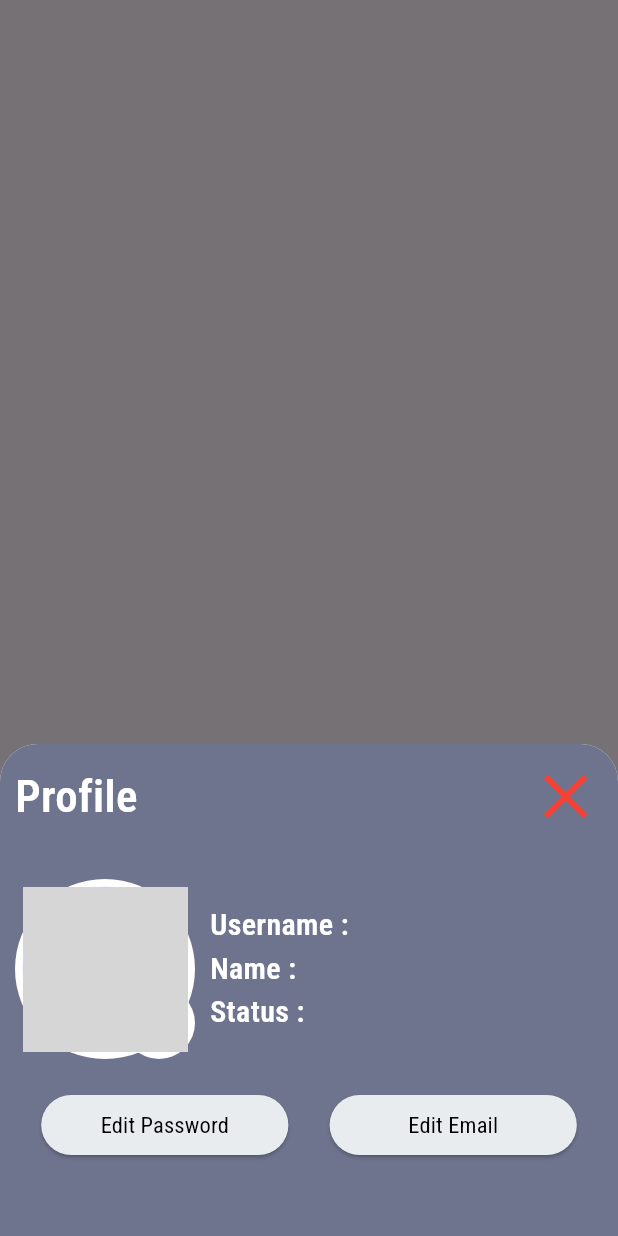
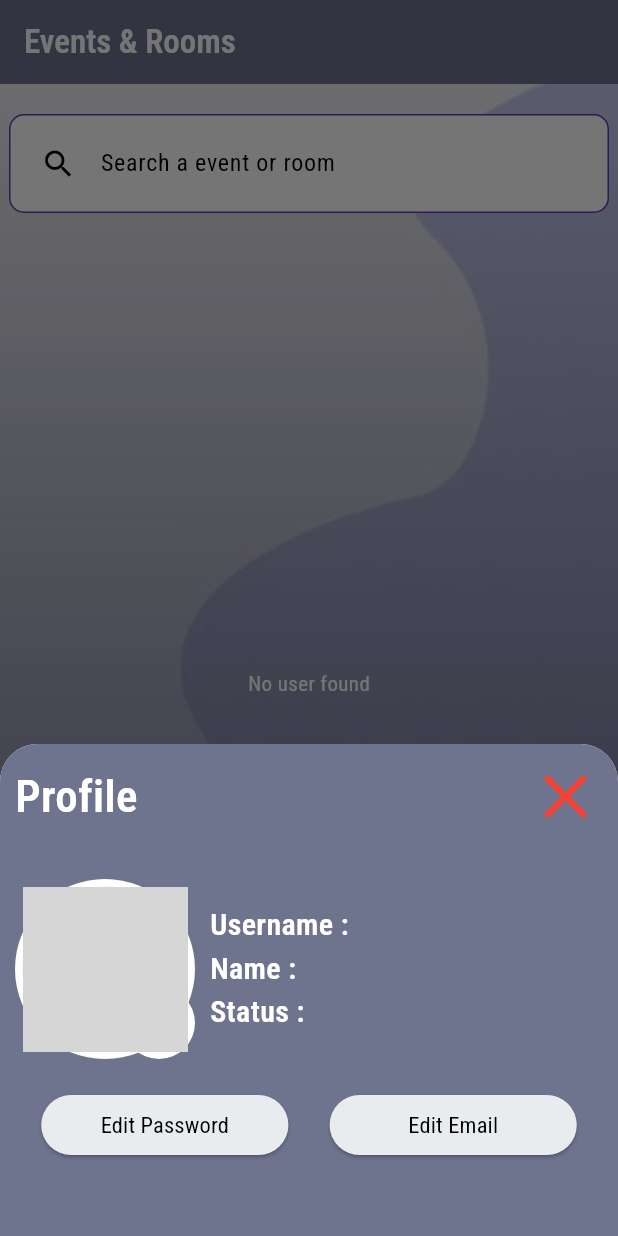
Before and after one commit to WenDEVLIFE/Flutter_QR_Attendace_System, a Flutter app: the Maincontroller screen opened directly with empty values, item 2 of the bottom bar chosen, on a phone screen of 412 x 824 dp. Run offline on Flutter 3.47's test engine with Material 3 defaults, Android fonts, the phone set to English and light mode, and no system bars; drawn by our look-alikes of curved_navigation_bar, flutter_speed_dial; our stand-ins replace cached_network_image, cloud_firestore, firebase_core, firebase_storage, flutter_map, fluttertoast and 11 more; missing offline and left inert: bcrypt, google_ml_kit, mailer, qr_code_scanner; accounts and stored records are empty; grey boxes are pictures that could not be loaded.

Commit message:
Change the image of the MapScreen and added  Ui for the EventScreen.dart 👾👾

```diff
--- a/lib/Component/MainController.dart
+++ b/lib/Component/MainController.dart
@@ -1,3 +1,4 @@
+import 'package:attendance_qr_system/Screens/EventScreen.dart';
 import 'package:flutter/material.dart';
 import 'package:curved_navigation_bar/curved_navigation_bar.dart';
 import 'package:font_awesome_flutter/font_awesome_flutter.dart';
@@ -77,7 +78,7 @@ class _MaincontrollerState extends State<Maincontroller> {
       ];
     } else {
       items = [
-        _buildNavItem(0, Icons.qr_code),
+        _buildNavItem(0, Icons.event),
         _buildNavItem(1, Icons.settings),
         _buildNavItem(2, Icons.qr_code_scanner),
         _buildNavItem(3, FontAwesomeIcons.powerOff),
@@ -97,7 +98,7 @@ class _MaincontrollerState extends State<Maincontroller> {
       ];
     } else {
       pages = [
-        Container(), // we will put the event page here
+        const EventScreen(),
         Container(), // Automatically select this for Student
         const QrScanner(),
         Container(), // Placeholder for settings page
--- a/lib/Screens/EventScreen.dart
+++ b/lib/Screens/EventScreen.dart
@@ -0,0 +1,215 @@
+import 'package:flutter/cupertino.dart';
+import 'package:flutter/material.dart';
+import 'package:flutter_speed_dial/flutter_speed_dial.dart';
+import 'package:fluttertoast/fluttertoast.dart';
+import 'package:font_awesome_flutter/font_awesome_flutter.dart';
+import 'package:go_router/go_router.dart';
+
+import '../DatabaseController/DeleteFirebase.dart';
+import '../DatabaseController/RetrieveController.dart';
+import '../model/UserDataModel.dart';
+
+class EventScreen extends StatefulWidget {
+
+  const EventScreen({super.key});
+
+  @override
+  EventState createState() => EventState();
+}
+
+class EventState extends State<EventScreen> {
+  List<UserDataModel> _users = [];
+  List<UserDataModel> _filteredUsers = [];
+  final TextEditingController _searchController = TextEditingController();
+  final RetrieveController _retrieveController = RetrieveController();
+  bool _isloading = true;
+  @override
+  void dispose() {
+    _searchController.removeListener(_filterUsers);
+    _searchController.dispose();
+    super.dispose();
+  }
+
+  // Filter the user
+  void _filterUsers() {
+    final query = _searchController.text.toLowerCase();
+    setState(() {
+      _filteredUsers = _users.where((user) {
+        return user.username.toLowerCase().contains(query);
+      }).toList();
+    });
+  }
+
+  // Fetch the user
+  Future<void> _fetchUsers() async {
+    List<UserDataModel> users = await _retrieveController.fetchUser();
+    setState(() {
+      _users = users;
+      _filteredUsers = users;
+      _isloading = false;
+    });
+  }
+
+  @override
+  void initState() {
+    super.initState();
+    _fetchUsers();
+    _searchController.addListener(_filterUsers);
+  }
+
+
+  void _showToast(String message, Color backgroundColor) {
+    Fluttertoast.showToast(
+      msg: message,
+      toastLength: Toast.LENGTH_SHORT,
+      gravity: ToastGravity.BOTTOM,
+      timeInSecForIosWeb: 1,
+      backgroundColor: backgroundColor,
+      textColor: Colors.white,
+      fontSize: 16.0,
+    );
+  }
+
+  @override
+  Widget build(BuildContext context) {
+    return WillPopScope(
+      onWillPop: () async {
+        // Prevent going back to the main page
+        return false;
+      },
+      child: Scaffold(
+        appBar: AppBar(
+          title: const Text(
+            'Events & Rooms',
+            style: TextStyle(
+              color: Colors.white,
+              fontFamily: 'Roboto',
+              fontWeight: FontWeight.w600,
+            ),
+          ),
+          automaticallyImplyLeading: false,
+          backgroundColor: const Color(0xFF6E738E),
+        ),
+        body: Container(
+          decoration: const BoxDecoration(
+            image: DecorationImage(
+              image: AssetImage('Assets/bg1.jpg'),
+              fit: BoxFit.cover,
+            ),
+          ),
+          child: Stack(
+            children: [
+              Column(
+                children: [
+                  const SizedBox(height: 20),
+                  Container(
+                    padding: const EdgeInsets.all(8.0),
+                    width: 400, // Adjust the width as needed
+                    decoration: BoxDecoration(
+                      color: Colors.white, // Background color of the TextField
+                      borderRadius: BorderRadius.circular(10),
+                      border: Border.all(color: Colors.deepPurple), // Border color
+                    ),
+                    child: TextField(
+                      style: const TextStyle(color: Colors.black, fontFamily: 'Roboto', fontWeight: FontWeight.w600),
+                      controller: _searchController,
+                      decoration: const InputDecoration(
+                        labelText: 'Search a event or room',
+                        prefixIcon: Icon(Icons.search, color: Colors.black),
+                        labelStyle: TextStyle(color: Colors.black),
+                        contentPadding: EdgeInsets.symmetric(horizontal: 10),
+                        enabledBorder: UnderlineInputBorder(
+                          borderSide: BorderSide(color: Colors.transparent),
+                        ),
+                        focusedBorder: UnderlineInputBorder(
+                          borderSide: BorderSide(color: Colors.transparent),
+                        ),
+                        errorBorder: UnderlineInputBorder(
+                          borderSide: BorderSide(color: Colors.transparent),
+                        ),
+                      ),
+                    ),
+                  ),
+                  const SizedBox(height: 20),
+                  Expanded(
+                    child: _isloading
+                        ? const Center(child: CircularProgressIndicator(backgroundColor: Colors.white))
+                        : _filteredUsers.isEmpty
+                        ? const Center(child: Text('No user found', style: TextStyle(color: Colors.white, fontFamily: 'Roboto')))
+                        : ListView.builder(
+                      itemCount: _filteredUsers.length,
+                      itemBuilder: (context, index) {
+                        final user = _filteredUsers[index];
+                        return Container(
+                          margin: const EdgeInsets.symmetric(vertical: 5, horizontal: 10),
+                          padding: const EdgeInsets.all(10),
+                          decoration: BoxDecoration(
+                            color: Colors.white,
+                            borderRadius: BorderRadius.circular(10),
+                          ),
+                          child: ListTile(
+                            leading: const Icon(Icons.person, color: Colors.black, size: 64),
+                            title: Text(
+                              'Username: ${user.username}',
+                              style: const TextStyle(
+                                color: Colors.black,
+                                fontFamily: 'Roboto',
+                              ),
+                            ),
+                            subtitle: Text(
+                              'Status: ${user.status}',
+                              style: const TextStyle(
+                                color: Colors.black,
+                                fontFamily: 'Roboto',
+                              ),
+                            ),
+                            trailing: IconButton(
+                              icon: const Icon(Icons.delete, color: Colors.red),
+                              onPressed: () {
+                                DeleteFirebase().DeleteUser(user.id, _fetchUsers, _showToast, "username");
+                              },
+                            ),
+                          ),
+                        );
+                      },
+                    ),
+                  ),
+                ],
+              ),
+              Align(
+                alignment: Alignment.bottomRight,
+                child: Padding(
+                  padding: const EdgeInsets.all(16.0),
+                  child: SpeedDial(
+                    icon: Icons.edit,
+                    activeIcon: Icons.close,
+                    iconTheme: const IconThemeData(color: Colors.white),
+                    backgroundColor: const Color(0xFF6E738E),
+                    children: [
+                      SpeedDialChild(
+                        child: const FaIcon(FontAwesomeIcons.userTie, color: Colors.white),
+                        backgroundColor: const Color(0xFF6E738E),
+                        label: 'Add Admin',
+                        onTap: () {
+                          context.push('/CreateUser');
+                        },
+                      ),
+                      SpeedDialChild(
+                        child: const FaIcon(FontAwesomeIcons.chalkboardTeacher, color: Colors.white),
+                        backgroundColor: const Color(0xFF6E738E),
+                        label: 'Add Teacher',
+                        onTap: () {
+                          context.push('/CreateUser');
+                        },
+                      ),
+                    ],
+                  ),
+                ),
+              ),
+            ],
+          ),
+        ),
+      ),
+    );
+  }
+}
--- a/lib/Screens/MapScreen.dart
+++ b/lib/Screens/MapScreen.dart
@@ -101,14 +101,12 @@ class MapState extends State<MapScreen> {
                             _showPopup = true;
                           });
                         },
-                        child: Column(
+                        child: const Column(
                           children: [
                             CircleAvatar(
                               radius: 20.0,
                               backgroundColor: Colors.white,
-                              backgroundImage: ImageURL.isNotEmpty
-                                  ? CachedNetworkImageProvider(ImageURL)
-                                  : const AssetImage('Assets/fufu.jpg') as ImageProvider, // Replace with your image path
+                              backgroundImage: AssetImage('Assets/user.png') as ImageProvider, // Replace with your image path
                             ),
                           ],
                         ),
```
Also changed, not shown: Assets/user.png (added).
